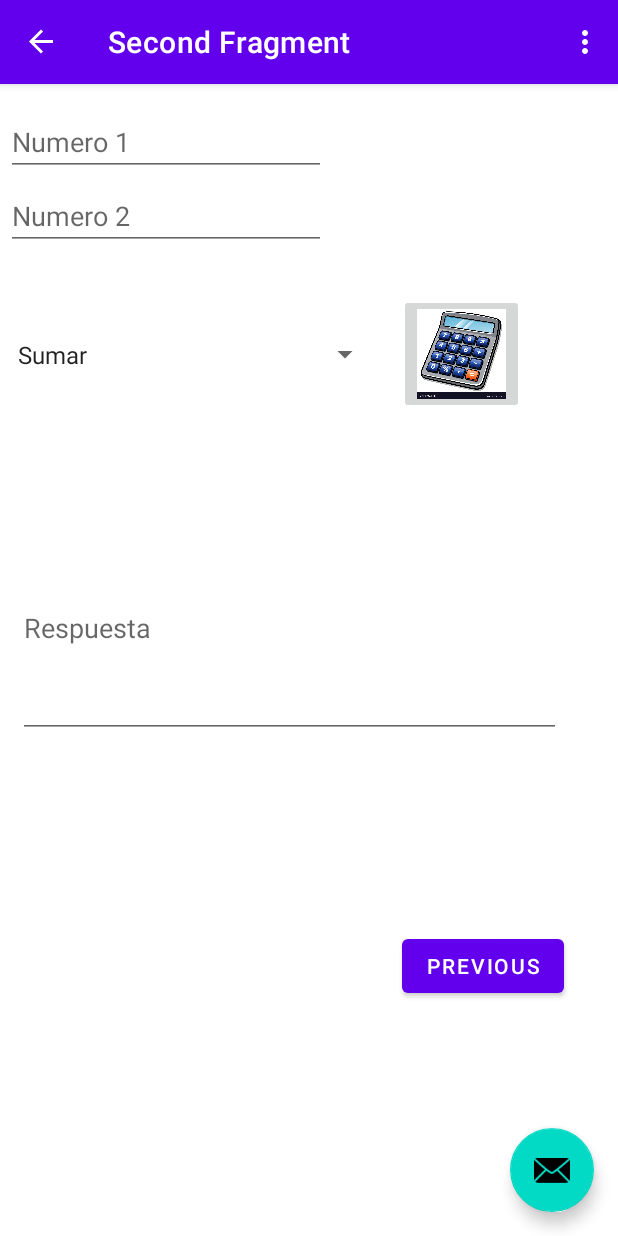
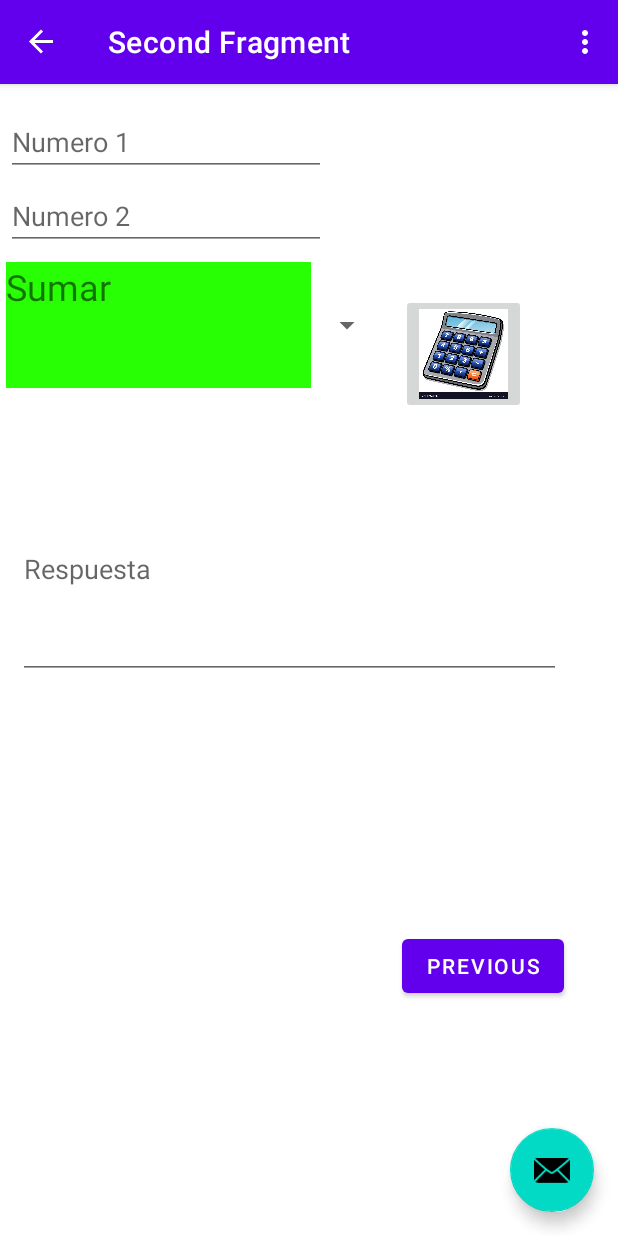
Before and after one commit to nikc1999/Curso-DSM, an Android app: the SecondFragment screen opened through its navigation route, on a phone screen of 412 x 824 dp. Run offline under Robolectric (Android 15) with nearby library versions, the phone set to English and light mode, and no system bars; our stand-ins replace navigation-ui.

Commit message:
configuracion archivo spiner_personalizado y agregar nuevo xml para miArrayAdapter

```diff
--- a/app/src/main/java/com/example/a31agostobasicactivity/SecondFragment.kt
+++ b/app/src/main/java/com/example/a31agostobasicactivity/SecondFragment.kt
@@ -51,7 +51,7 @@ class SecondFragment : Fragment() {
         // definir el array adapter ArrayAdapter <String> adapter = new ArrayAdapter
 
         val miArrayAdapter =
-            this.context?.let { ArrayAdapter(it,android.R.layout.simple_spinner_item,listaOpciones) }
+            this.context?.let { ArrayAdapter(it,R.layout.spiner_personalizado,listaOpciones) }
 
         spiner_operaciones.adapter = miArrayAdapter// aqui asignarle el array adapter
         return binding.root
--- a/app/src/main/res/layout/fragment_second.xml
+++ b/app/src/main/res/layout/fragment_second.xml
@@ -51,8 +51,8 @@
 
     <Spinner
         android:id="@+id/spinner_opciones"
-        android:layout_width="250dp"
-        android:layout_height="123dp"
+        android:layout_width="251dp"
+        android:layout_height="84dp"
         android:layout_marginStart="4dp"
         android:layout_marginTop="8dp"
         app:layout_constraintStart_toStartOf="parent"
--- a/app/src/main/res/layout/spiner_personalizado.xml
+++ b/app/src/main/res/layout/spiner_personalizado.xml
@@ -1,6 +1,7 @@
-<?xml version="1.0" encoding="utf-8"?>
-<androidx.constraintlayout.widget.ConstraintLayout xmlns:android="http://schemas.android.com/apk/res/android"
+<TextView xmlns:android="http://schemas.android.com/apk/res/android"
+    xmlns:tools="http://schemas.android.com/tools"
+    android:id="@+id/textView2"
     android:layout_width="match_parent"
-    android:layout_height="match_parent">
-
-</androidx.constraintlayout.widget.ConstraintLayout>
+    android:layout_height="match_parent"
+    android:background="#29FF04"
+    android:textSize="24sp"/>
```
